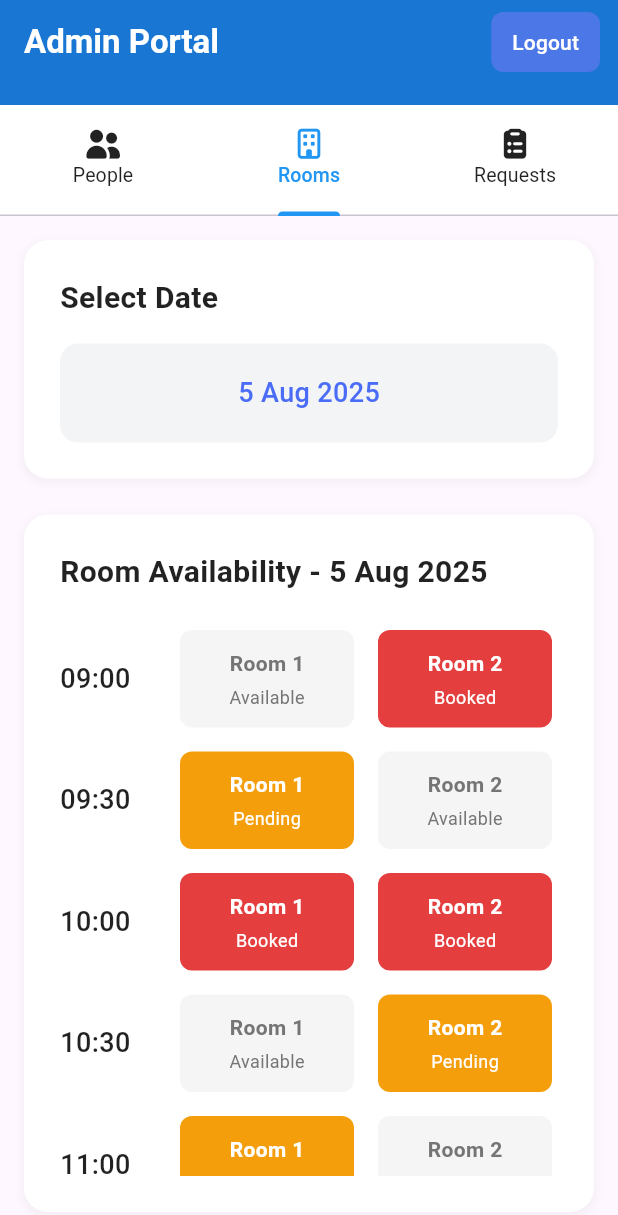
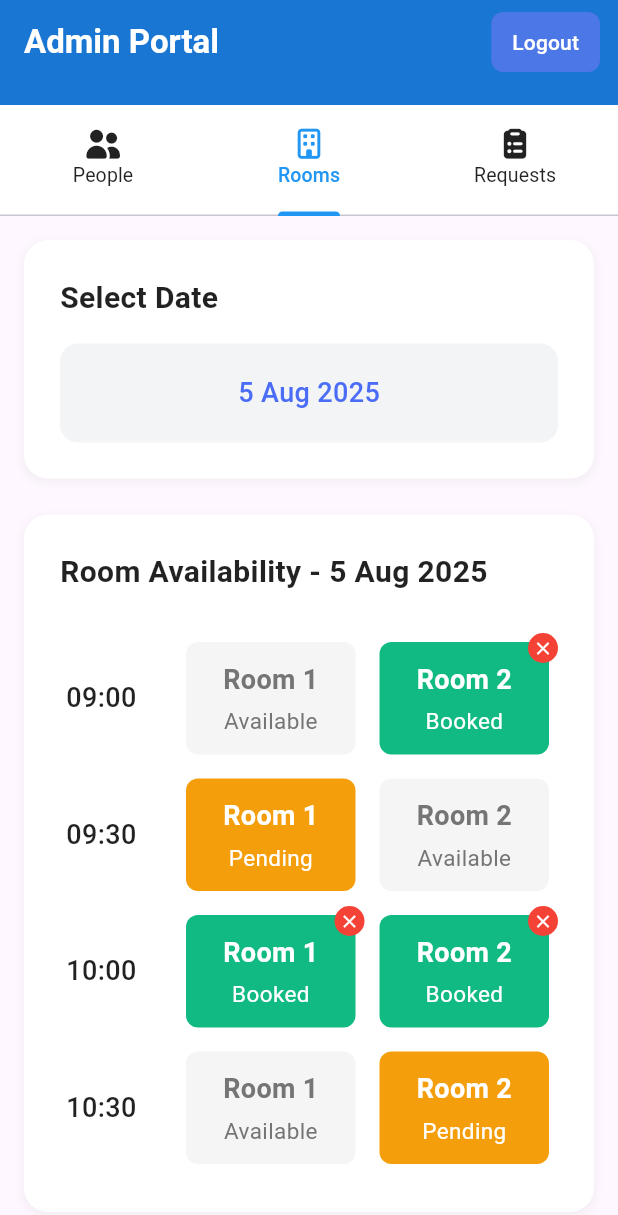
Before and after one commit to Bavlyy-Ramy/BookedIn_flutter, a Flutter app: the AdminPortal screen opened by its route, tab 2 chosen, on a phone screen of 412 x 824 dp. Shown: the top 1215 px of the screen. Run offline on Flutter 3.47's test engine with Material 3 defaults, Android fonts, the phone set to English and light mode, and no system bars; our stand-ins replace font_awesome_flutter, google_fonts, table_calendar.

Commit message:
Admin Portal room tab edit

```diff
--- a/lib/features/admin/presentation/pages/admin_portal.dart
+++ b/lib/features/admin/presentation/pages/admin_portal.dart
@@ -1,6 +1,6 @@
 import 'package:bookedin_app/features/auth/presentation/pages/login_page.dart';
 import 'package:flutter/material.dart';
-import 'package:font_awesome_flutter/font_awesome_flutter.dart'; // Add in pubspec
+import 'package:font_awesome_flutter/font_awesome_flutter.dart';
 import 'tabs/people_tab.dart';
 import 'tabs/rooms_tab.dart';
 import 'tabs/requests_tab.dart';
--- a/lib/features/admin/presentation/pages/tabs/rooms_tab.dart
+++ b/lib/features/admin/presentation/pages/tabs/rooms_tab.dart
@@ -10,30 +10,12 @@ class _RoomsTabState extends State<RoomsTab> {
   DateTime _selectedDate = DateTime(2025, 8, 5);
 
   Map<String, Map<String, RoomStatus>> _roomBookings = {
-    '09:00': {
-      'Room 1': RoomStatus.available,
-      'Room 2': RoomStatus.booked,
-    },
-    '09:30': {
-      'Room 1': RoomStatus.pending,
-      'Room 2': RoomStatus.available,
-    },
-    '10:00': {
-      'Room 1': RoomStatus.booked,
-      'Room 2': RoomStatus.booked,
-    },
-    '10:30': {
-      'Room 1': RoomStatus.available,
-      'Room 2': RoomStatus.pending,
-    },
-    '11:00': {
-      'Room 1': RoomStatus.pending,
-      'Room 2': RoomStatus.available,
-    },
-    '11:30': {
-      'Room 1': RoomStatus.booked,
-      'Room 2': RoomStatus.booked,
-    },
+    '09:00': {'Room 1': RoomStatus.available, 'Room 2': RoomStatus.booked},
+    '09:30': {'Room 1': RoomStatus.pending, 'Room 2': RoomStatus.available},
+    '10:00': {'Room 1': RoomStatus.booked, 'Room 2': RoomStatus.booked},
+    '10:30': {'Room 1': RoomStatus.available, 'Room 2': RoomStatus.pending},
+    '11:00': {'Room 1': RoomStatus.pending, 'Room 2': RoomStatus.available},
+    '11:30': {'Room 1': RoomStatus.booked, 'Room 2': RoomStatus.booked},
   };
 
   void _showCancelBookingDialog(String time, String room) {
@@ -86,8 +68,18 @@ class _RoomsTabState extends State<RoomsTab> {
 
   String _getFormattedDate() {
     const months = [
-      'Jan', 'Feb', 'Mar', 'Apr', 'May', 'Jun',
-      'Jul', 'Aug', 'Sep', 'Oct', 'Nov', 'Dec'
+      'Jan',
+      'Feb',
+      'Mar',
+      'Apr',
+      'May',
+      'Jun',
+      'Jul',
+      'Aug',
+      'Sep',
+      'Oct',
+      'Nov',
+      'Dec',
     ];
     return '${_selectedDate.day} ${months[_selectedDate.month - 1]} ${_selectedDate.year}';
   }
@@ -109,42 +101,67 @@ class _RoomsTabState extends State<RoomsTab> {
         statusText = 'Pending';
         break;
       case RoomStatus.booked:
-        backgroundColor = Color(0xFFE53E3E);
+        backgroundColor = Color(0xFF11ba82);
         textColor = Colors.white;
         statusText = 'Booked';
         break;
     }
 
     return Expanded(
-      child: GestureDetector(
-        onTap: status == RoomStatus.booked ? () => _showCancelBookingDialog(time, room) : null,
       child: Container(
         margin: EdgeInsets.symmetric(horizontal: 4),
-          padding: EdgeInsets.symmetric(vertical: 12, horizontal: 8),
         decoration: BoxDecoration(
           color: backgroundColor,
           borderRadius: BorderRadius.circular(8),
         ),
+        child: Stack(
+          clipBehavior: Clip.none,
+          children: [
+            Padding(
+              padding: const EdgeInsets.symmetric(vertical: 12, horizontal: 8),
+              child: Center(
                 child: Column(
+                  mainAxisSize: MainAxisSize.max,
+                  crossAxisAlignment: CrossAxisAlignment.center,
+                  mainAxisAlignment: MainAxisAlignment.center,
                   children: [
                     Text(
                       room,
                       style: TextStyle(
                         color: textColor,
                         fontWeight: FontWeight.w600,
-                  fontSize: 14,
+                        fontSize: 18,
                       ),
                     ),
                     SizedBox(height: 4),
                     Text(
                       statusText,
-                style: TextStyle(
-                  color: textColor,
-                  fontSize: 12,
+                      style: TextStyle(color: textColor, fontSize: 15),
+                    ),
+                  ],
+                ),
+              ),
+            ),
+            if (status == RoomStatus.booked)
+              Positioned(
+                top: -6,
+                right: -6,
+                child: GestureDetector(
+                  onTap: () {
+                    _showCancelBookingDialog(time, room);
+                  },
+                  child: Container(
+                    width: 20,
+                    height: 20,
+                    decoration: BoxDecoration(
+                      color: Colors.red,
+                      shape: BoxShape.circle,
+                    ),
+                    child: Icon(Icons.close, size: 14, color: Colors.white),
+                  ),
                 ),
               ),
           ],
-          ),
         ),
       ),
     );
@@ -269,6 +286,12 @@ class _RoomsTabState extends State<RoomsTab> {
                   // Time Slots List
                   Expanded(
                     child: ListView(
+                      padding: const EdgeInsets.only(
+                        top: 8,
+                        left: 4,
+                        right: 2,
+                        bottom: 0,
+                      ),
                       children: _roomBookings.keys.map((time) {
                         return _buildTimeSlot(time);
                       }).toList(),
--- a/lib/features/auth/presentation/pages/login_page.dart
+++ b/lib/features/auth/presentation/pages/login_page.dart
@@ -186,7 +186,7 @@ class _LoginPageState extends State<LoginPage> {
                   errorCount = 0;
                 });
 
-                                  Navigator.pushNamed(context, StaffPortal.route);
+                                  Navigator.pushNamed(context, AdminPortal.route);
 
               }
             },
--- a/pubspec.yaml
+++ b/pubspec.yaml
@@ -36,6 +36,7 @@ dependencies:
   cupertino_icons: ^1.0.8
   google_fonts: ^6.3.0
   table_calendar: ^3.2.0
+  font_awesome_flutter: ^10.9.0
 
 dev_dependencies:
   flutter_test:
```
Lines whose indentation alone changed are shown as unchanged.
